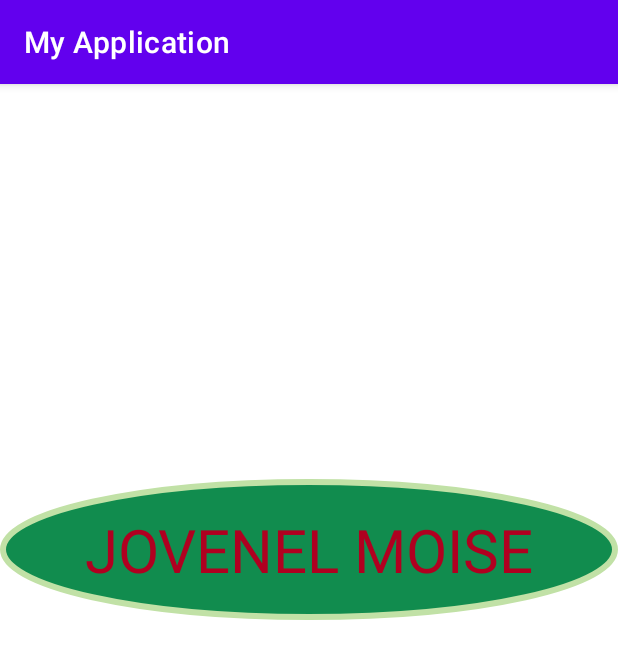
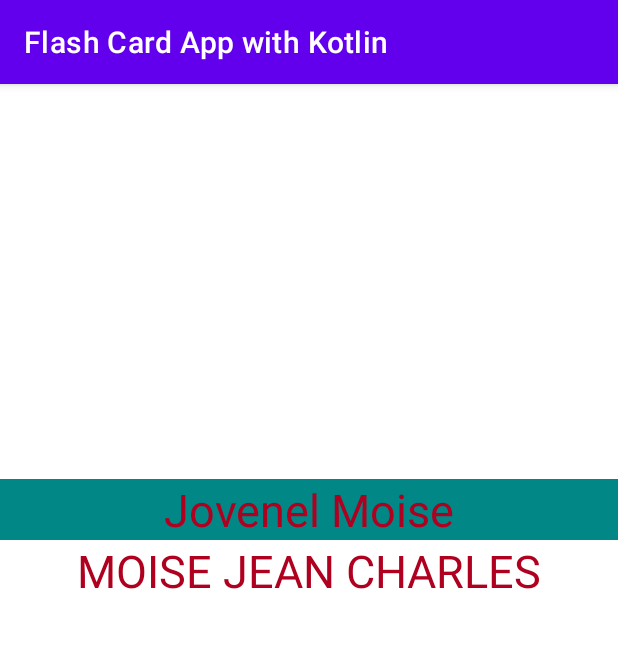
Before and after one commit to cbaja/FlashCardAppKotlin, an Android app: the screen it shows after launch (MainActivity), after a tap on "Quel est le nom du Président Haitien qui", on a phone screen of 412 x 824 dp. Shown: the top 659 px of the screen. Run offline under Robolectric (Android 15) with nearby library versions, the phone set to English and light mode, and no system bars.

Commit message:
readme update and polish code

```diff
--- a/app/src/main/java/com/example/myapplication/MainActivity.kt
+++ b/app/src/main/java/com/example/myapplication/MainActivity.kt
@@ -12,14 +12,18 @@ class MainActivity : AppCompatActivity() {
 
         val flashcardQuestion = findViewById<TextView>(R.id.tvFlashCard_question)
         val flashcardAnswer = findViewById<TextView>(R.id.tvFlashCard_answer)
+        val flascardAnswer2 = findViewById<TextView>(R.id.tvFlashCard_answer2)
         flashcardQuestion.setOnClickListener {
             flashcardQuestion.visibility = View.INVISIBLE
             flashcardAnswer.visibility = View.VISIBLE
+            flascardAnswer2.visibility = View.VISIBLE
+
         }
 
        flashcardAnswer.setOnClickListener{
            flashcardQuestion.visibility = View.VISIBLE
            flashcardAnswer.visibility = View.INVISIBLE
+           flascardAnswer2.visibility = View.INVISIBLE
        }
 
     }
--- a/app/src/main/res/layout/activity_main.xml
+++ b/app/src/main/res/layout/activity_main.xml
@@ -10,7 +10,7 @@
         android:id="@+id/tvFlashCard_question"
         android:layout_width="match_parent"
         android:layout_height="wrap_content"
-        android:text="Quel est le nom du Président Haitien qui a été tué chez lui pendant qu'il était au pouvoir ?"
+        android:text="@string/question_name"
         android:textSize="40sp"
         android:gravity="center"
         android:background="@drawable/solid_color_shape"
@@ -24,12 +24,24 @@
         android:id="@+id/tvFlashCard_answer"
         android:layout_width="match_parent"
         android:layout_height="wrap_content"
-        android:text="JOVENEL MOISE"
-        android:textSize="40sp"
+        android:text="@string/answer_1"
+        android:textSize="30sp"
         android:gravity="center"
-        android:background="@drawable/hard_color_shape"
+        android:background="@color/teal_700"
         android:textColor="@color/design_default_color_error"
         android:visibility="invisible"
         android:layout_below="@+id/tvFlashCard_question"/>
 
+
+    <TextView
+        android:id="@+id/tvFlashCard_answer2"
+        android:layout_width="match_parent"
+        android:layout_height="wrap_content"
+        android:text="@string/answer_2"
+        android:textSize="30sp"
+        android:gravity="center"
+        android:textColor="@color/design_default_color_error"
+        android:visibility="invisible"
+        android:layout_below="@+id/tvFlashCard_answer"/>
+
 </RelativeLayout>
--- a/app/src/main/res/values/strings.xml
+++ b/app/src/main/res/values/strings.xml
@@ -1,3 +1,6 @@
 <resources>
-    <string name="app_name">My Application</string>
+    <string name="app_name">Flash Card App with Kotlin</string>
+    <string name="answer_1">Jovenel Moise</string>
+    <string name="question_name">Quel est le nom du Président Haitien qui a été tué chez lui pendant qu il était au pouvoir ?</string>
+    <string name="answer_2">MOISE JEAN CHARLES</string>
 </resources>
```
Also changed, not shown: 1 other file.
